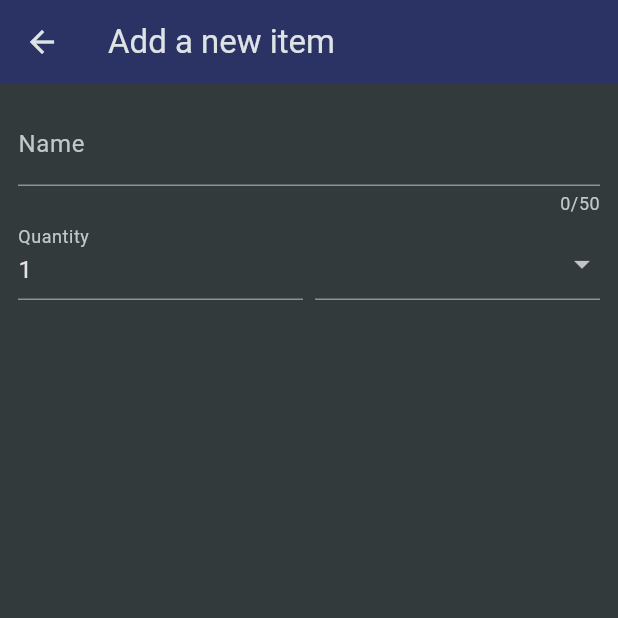
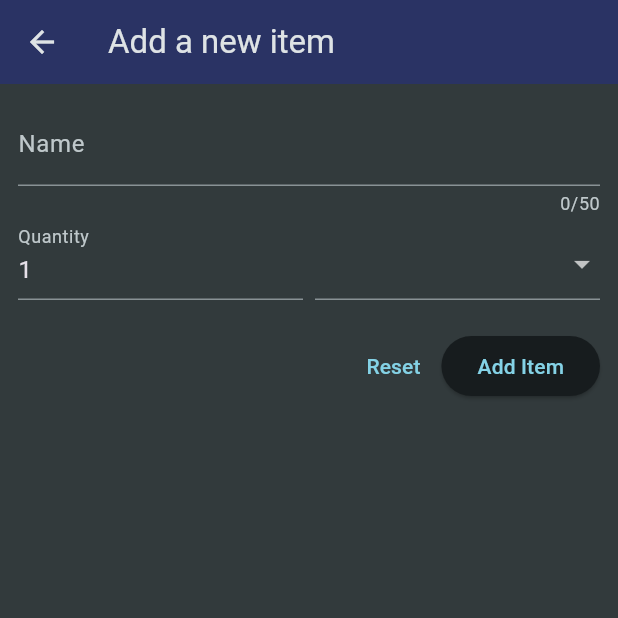
Before and after one commit to flutter-development-rboriba/shop_list_app, a Flutter app: the NewItem screen opened directly, on a phone screen of 412 x 824 dp, the top half of it. Run offline on Flutter 3.47's test engine with Material 3 defaults, Android fonts, the phone set to English and light mode, and no system bars.

Commit message:
06 Add buttons

```diff
--- a/lib/widgets/new_item.dart
+++ b/lib/widgets/new_item.dart
@@ -64,7 +64,21 @@ class _NewItemState extends State<NewItem> {
                       ],
                       onChanged: (value) {},
                     ),
-                  )
+                  ),
+                ],
+              ),
+              const SizedBox(height: 20),
+              Row(
+                mainAxisAlignment: MainAxisAlignment.end,
+                children: [
+                  TextButton(
+                    onPressed: () {},
+                    child: const Text('Reset'),
+                  ),
+                  ElevatedButton(
+                    onPressed: () {},
+                    child: const Text('Add Item'),
+                  ),
                 ],
               )
             ],
```
